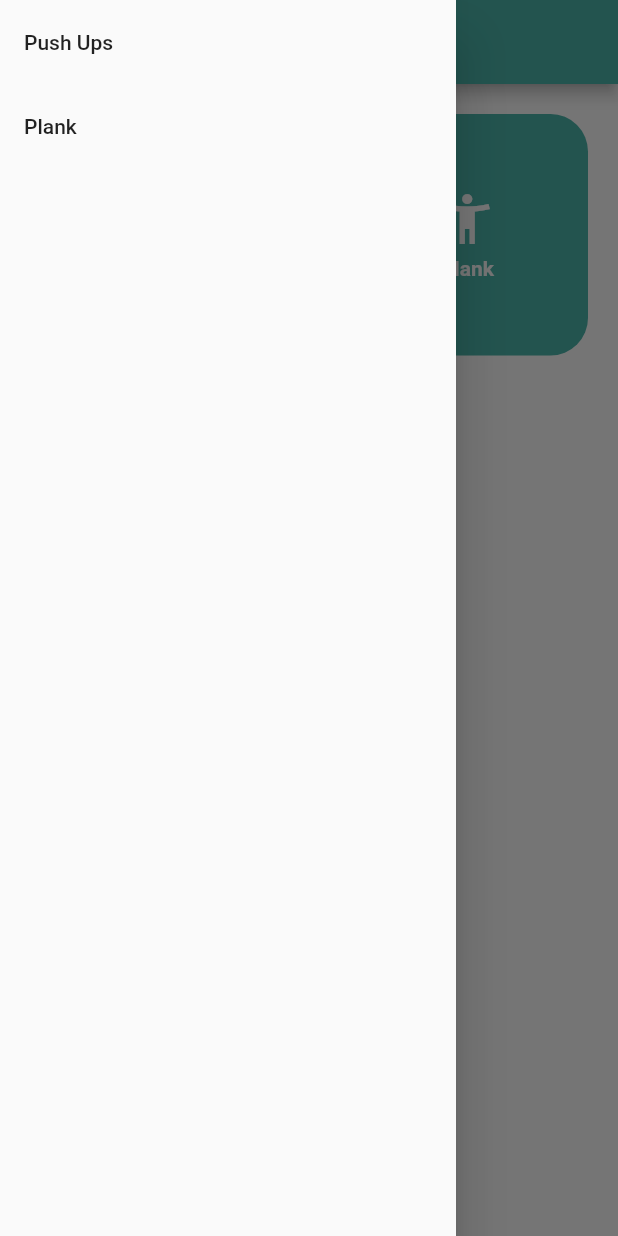
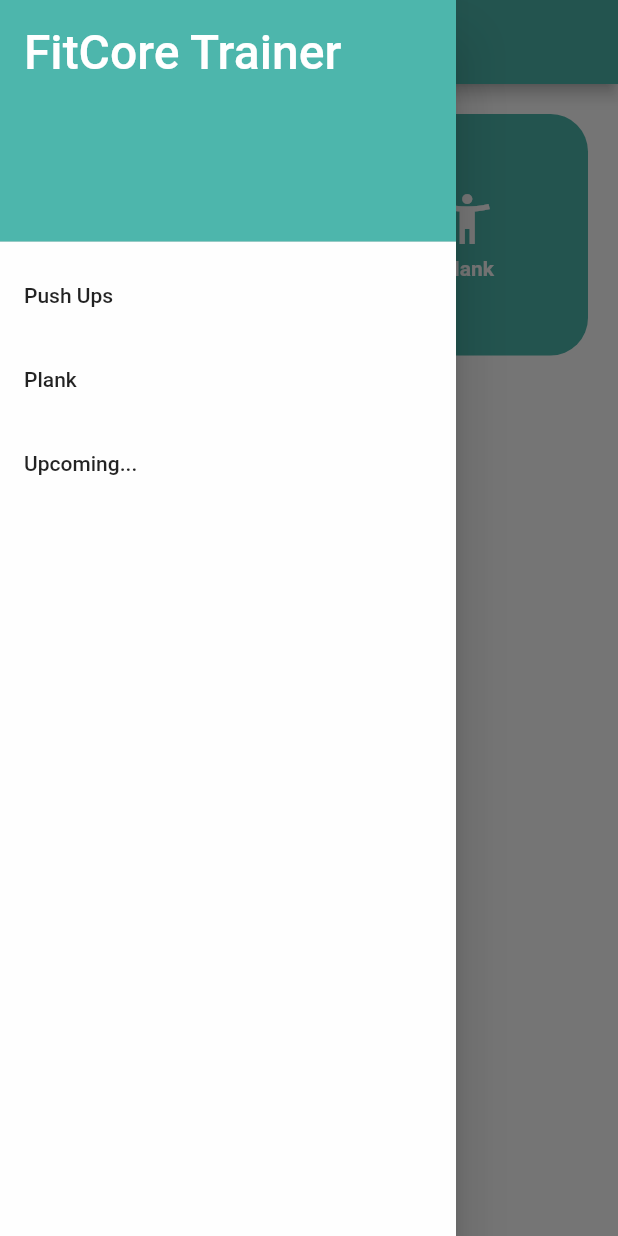
Before and after one commit to AhmedAlhashim/fitcore_trainer_app, a Flutter app: the screen it shows after launch, with the side drawer open, on a phone screen of 412 x 824 dp. Run offline on Flutter 3.47's test engine with Material 2 defaults, Android fonts, the phone set to English and light mode, and no system bars; our stand-ins replace google_fonts.

Commit message:
reusable class

```diff
--- a/lib/app_drawer.dart
+++ b/lib/app_drawer.dart
@@ -1,17 +1,42 @@
 import 'package:flutter/material.dart';
-import 'navigation_item.dart';
-import 'push_ups_page.dart';
-import 'plank_page.dart';
+
+import 'exercise_data.dart';
 
 class AppDrawer extends StatelessWidget {
+  final List<Exercise> exercises; // Receive the exercises list
+
+  AppDrawer({required this.exercises});
+
   @override
   Widget build(BuildContext context) {
     return Drawer(
-      child: ListView(
-        children: <Widget>[
-          NavigationItem(title: 'Push Ups', page: PushUpsPage()),
-          NavigationItem(title: 'Plank', page: PlankPage()),
-        ],
+      child: Container(
+        color: Colors.white.withOpacity(0.8),
+        child: ListView(
+          padding: EdgeInsets.zero,
+          children: [
+            DrawerHeader(
+              decoration: BoxDecoration(
+                color: Color(0xFF4DB6AC),
+              ),
+              child: Text(
+                'FitCore Trainer',
+                style: TextStyle(
+                  color: Colors.white,
+                  fontSize: 32,
+                ),
+              ),
+            ),
+            for (var exercise in exercises) //  looping to generate the list
+              ListTile(
+                title: Text(exercise.title),
+                onTap: () {
+                  Navigator.pop(context);
+                  Navigator.push(context, MaterialPageRoute(builder: (context) => exercise.page));
+                },
+              ),
+          ],
+        ),
       ),
     );
   }
--- /dev/null
+++ b/lib/exercise_data.dart
@@ -0,0 +1,36 @@
+import 'package:fitcore_trainer_app/home_page.dart';
+import 'package:fitcore_trainer_app/plank_page.dart';
+import 'package:fitcore_trainer_app/push_ups_page.dart';
+import 'package:flutter/material.dart';
+
+class Exercise {
+  final String title;
+  final IconData icon;
+  final Widget page;
+
+  Exercise({
+    required this.title,
+    required this.icon,
+    required this.page,
+  });
+}
+
+List<Exercise> exercises = [
+  Exercise(
+    title: 'Push Ups',
+    icon: Icons.fitness_center,
+    page: PushUpsPage(),
+  ),
+  Exercise(
+    title: 'Plank',
+    icon: Icons.accessibility_new,
+    page: PlankPage(),
+  ),
+  Exercise(
+    title: 'Upcoming...',
+    icon: Icons.upcoming_rounded,
+    page: HomePage(),
+  ),
+
+  // Add more exercises here
+];
--- a/lib/fit_core_app.dart
+++ b/lib/fit_core_app.dart
@@ -1,6 +1,6 @@
 import 'package:flutter/material.dart';
 import 'package:google_fonts/google_fonts.dart';
-import 'home_page.dart';  // Make sure you have the correct import path for your HomePage
+import 'home_page.dart';
 
 class FitCoreApp extends StatelessWidget {
   @override
--- a/lib/home_page.dart
+++ b/lib/home_page.dart
@@ -1,33 +1,18 @@
 import 'package:flutter/material.dart';
 import 'app_drawer.dart';
-import 'push_ups_page.dart';
-import 'plank_page.dart';
+import 'exercise_data.dart';
+
 
 class HomePage extends StatelessWidget {
-  final List<TrainingItem> trainingItems = [
-    TrainingItem(
-      title: 'Push Ups',
-      icon: Icons.fitness_center,
-      page: PushUpsPage(),
-    ),
-    TrainingItem(
-      title: 'Plank',
-      icon: Icons.accessibility_new,
-      page: PlankPage(),
-    ),
-    //Here I CAN Add more TrainingItem instances
-  ];
-
   @override
   Widget build(BuildContext context) {
     return Scaffold(
       appBar: AppBar(
-        title: Text('FitCore Trainer') ,
+        title: Text('FitCore Trainer'),
         backgroundColor: Color(0xFF4DB6AC),
       ),
       backgroundColor: Colors.white.withOpacity(0.8),
-
-      drawer: AppDrawer(),
+      drawer: AppDrawer(exercises: exercises),
       body: Center(
         child: GridView.builder(
           gridDelegate: SliverGridDelegateWithFixedCrossAxisCount(
@@ -35,10 +20,10 @@ class HomePage extends StatelessWidget {
             crossAxisSpacing: 10,
             mainAxisSpacing: 10,
           ),
-          itemCount: trainingItems.length,
+          itemCount: exercises.length, // Use the length of the exercises list
           itemBuilder: (context, index) {
             return TrainingGridItem(
-              item: trainingItems[index],
+              exercise: exercises[index], // Pass the exercise item
             );
           },
         ),
@@ -47,28 +32,16 @@ class HomePage extends StatelessWidget {
   }
 }
 
-class TrainingItem {
-  final String title;
-  final IconData icon;
-  final Widget page;
+class TrainingGridItem extends StatelessWidget {
+  final Exercise exercise;
 
-  TrainingItem({
-    required this.title,
-    required this.icon,
-    required this.page,
-  });
-}
-
-class TrainingGridItem extends StatelessWidget {
-  final TrainingItem item;
-
-  TrainingGridItem({required this.item});
+  TrainingGridItem({required this.exercise});
 
   @override
   Widget build(BuildContext context) {
     return GestureDetector(
       onTap: () {
-        Navigator.push(context, MaterialPageRoute(builder: (context) => item.page));
+        Navigator.push(context, MaterialPageRoute(builder: (context) => exercise.page));
       },
       child: Padding(
         padding: const EdgeInsets.all(20.0),
@@ -81,13 +54,13 @@ class TrainingGridItem extends StatelessWidget {
             mainAxisAlignment: MainAxisAlignment.center,
             children: [
               Icon(
-                item.icon,
+                exercise.icon,
                 size: 40,
                 color: Colors.white,
               ),
               SizedBox(height: 5),
               Text(
-                item.title,
+                exercise.title,
                 style: TextStyle(
                   color: Colors.white,
                   fontSize: 14,
--- a/lib/plank_page.dart
+++ b/lib/plank_page.dart
@@ -1,5 +1,4 @@
 import 'dart:async';
-
 import 'package:flutter/material.dart';
 import 'plank_page_view.dart';
 
```
